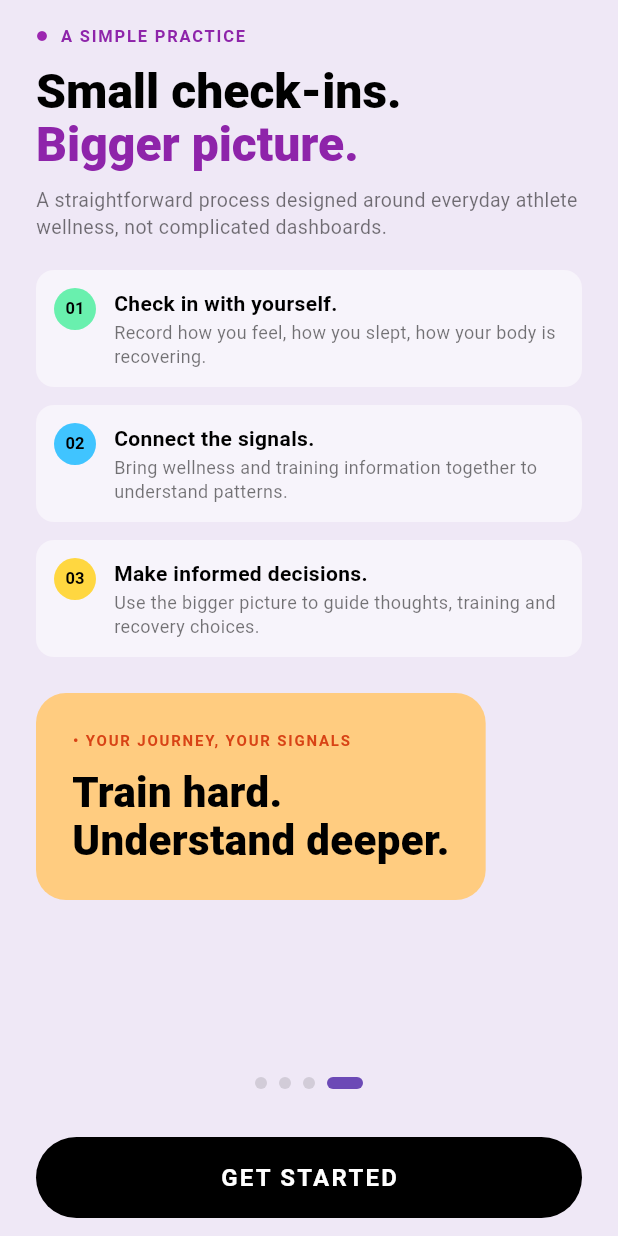
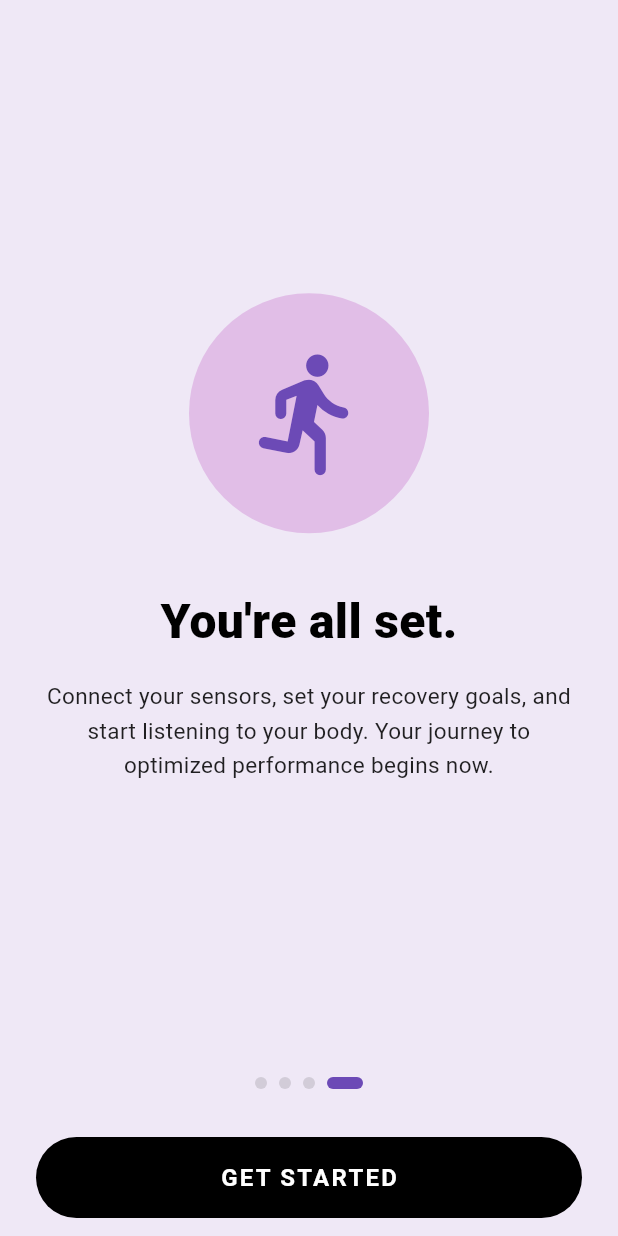
Before and after one commit to ahmadrahees156-creator/fitnect, a Flutter app: the screen it shows after launch, swiped to page 4, on a phone screen of 412 x 824 dp. Run offline on Flutter 3.47's test engine with Material 3 defaults, Android fonts, the phone set to English and light mode, and no system bars.

Commit message:
onboarding screen

```diff
--- a/lib/onboarding_screen.dart
+++ b/lib/onboarding_screen.dart
@@ -36,7 +36,8 @@ class _OnboardingScreenState extends State<OnboardingScreen> {
 
   @override
   Widget build(BuildContext context) {
-    const backgroundColor = Color(0xFFEFE8F6); // Soft pastel purple theme
+
+    const backgroundColor = Color(0xFFEFE8F6);
 
     return Scaffold(
       backgroundColor: backgroundColor,
@@ -125,7 +126,6 @@ class _OnboardingScreenState extends State<OnboardingScreen> {
   }
 }
 
-
 class _SlideOne extends StatelessWidget {
   const _SlideOne();
 
@@ -139,7 +139,7 @@ class _SlideOne extends StatelessWidget {
         children: [
           Row(
             children: const [
-              Icon(Icons.circle, size: 8, color: Color(0xFF9C27B0)),
+              Icon(Icons.circle, size: 8, color: Color.fromARGB(255, 189, 40, 134)),
               SizedBox(width: 8),
               Text(
                 'ATHLETE WELLNESS, REIMAGINED',
@@ -154,13 +154,56 @@ class _SlideOne extends StatelessWidget {
           ),
           const SizedBox(height: 24),
           const Text(
-            'Listen\nto your\nbody.',
+            'Listen\nto your',
             style: TextStyle(
               color: Colors.black,
               fontSize: 48,
               height: 1.1,
               fontWeight: FontWeight.w900,
             ),
+          ),
+          const SizedBox(height: 4),
+
+          Stack(
+            clipBehavior: Clip.none,
+            children: [
+
+              Positioned(
+                bottom: 4,
+                left: 0,
+                child: Container(
+                  height: 12,
+                  width: 140,
+                  decoration: BoxDecoration(
+                    color: const Color(0xFFFFCC80),
+                    borderRadius: BorderRadius.circular(5),
+                  ),
+                ),
+              ),
+
+              const Text(
+                'body',
+                style: TextStyle(
+                  color: Colors.black,
+                  fontSize: 48,
+                  height: 1.1,
+                  fontWeight: FontWeight.w900,
+                ),
+              ),
+
+              Positioned(
+                bottom: 8,
+                right: -16,
+                child: Container(
+                  height: 10,
+                  width: 10,
+                  decoration: const BoxDecoration(
+                    color: Color(0xFF6C4AB6),
+                    shape: BoxShape.circle,
+                  ),
+                ),
+              ),
+            ],
           ),
           const SizedBox(height: 24),
           const Text(
@@ -277,65 +320,14 @@ class _SlideThree extends StatelessWidget {
 
   @override
   Widget build(BuildContext context) {
-    return Padding(
-      padding: const EdgeInsets.symmetric(horizontal: 28.0),
-      child: Column(
-        mainAxisAlignment: MainAxisAlignment.center,
-        children: [
-          Container(
-            height: 160,
-            width: 160,
-            decoration: BoxDecoration(
-              color: Colors.purple.shade100,
-              shape: BoxShape.circle,
-            ),
-            child: const Icon(
-              Icons.directions_run_rounded,
-              size: 90,
-              color: Color(0xFF6C4AB6),
-            ),
-          ),
-          const SizedBox(height: 36),
-          const Text(
-            "You're all set, Athlete.",
-            textAlign: TextAlign.center,
-            style: TextStyle(
-              color: Colors.black,
-              fontSize: 32,
-              fontWeight: FontWeight.w900,
-            ),
-          ),
-          const SizedBox(height: 16),
-          const Text(
-            'Connect your sensors, set your recovery goals, and start listening to your body. Your journey to optimized performance begins now.',
-            textAlign: TextAlign.center,
-            style: TextStyle(
-              color: Colors.black87,
-              fontSize: 15,
-              height: 1.5,
-            ),
-          ),
-        ],
-      ),
-    );
-  }
-}
-
-
-class _SlideFour extends StatelessWidget {
-  const _SlideFour();
-
-  @override
-  Widget build(BuildContext context) {
     return SingleChildScrollView(
-      padding: const EdgeInsets.symmetric(horizontal: 24.0, vertical: 16.0),
+      padding: const EdgeInsets.symmetric(horizontal: 24.0, vertical: 24.0),
       child: Column(
         crossAxisAlignment: CrossAxisAlignment.start,
         children: [
-
           Row(
             children: const [
-              Icon(Icons.circle, size: 8, color: Color(0xFF9C27B0)),
+              Icon(Icons.circle, size: 8, color: Color(0xFF8E24AA)),
               SizedBox(width: 8),
               Text(
                 'A SIMPLE PRACTICE',
@@ -349,7 +341,6 @@ class _SlideFour extends StatelessWidget {
             ],
           ),
           const SizedBox(height: 12),
-
           RichText(
             text: const TextSpan(
               style: TextStyle(
@@ -372,8 +363,7 @@ class _SlideFour extends StatelessWidget {
             'A straightforward process designed around everyday athlete wellness, not complicated dashboards.',
             style: TextStyle(color: Colors.black54, fontSize: 13, height: 1.4),
           ),
-          const SizedBox(height: 20),
-
+          const SizedBox(height: 24),
 
           _buildStepRow(
             badgeText: '01',
@@ -381,53 +371,19 @@ class _SlideFour extends StatelessWidget {
             title: 'Check in with yourself.',
             subtitle: 'Record how you feel, how you slept, how your body is recovering.',
           ),
-          const SizedBox(height: 12),
+          const SizedBox(height: 14),
           _buildStepRow(
             badgeText: '02',
             badgeColor: Colors.lightBlueAccent,
             title: 'Connect the signals.',
             subtitle: 'Bring wellness and training information together to understand patterns.',
           ),
-          const SizedBox(height: 12),
+          const SizedBox(height: 14),
           _buildStepRow(
             badgeText: '03',
             badgeColor: Colors.amberAccent,
             title: 'Make informed decisions.',
             subtitle: 'Use the bigger picture to guide thoughts, training and recovery choices.',
-          ),
-          const SizedBox(height: 24),
-
-
-          Container(
-            padding: const EdgeInsets.all(24.0),
-            decoration: BoxDecoration(
-              color: const Color(0xFFFFCC80),
-              borderRadius: BorderRadius.circular(20),
-            ),
-            child: Column(
-              crossAxisAlignment: CrossAxisAlignment.start,
-              children: const [
-                Text(
-                  '• YOUR JOURNEY, YOUR SIGNALS',
-                  style: TextStyle(
-                    color: Color(0xFFD84315),
-                    fontSize: 10,
-                    fontWeight: FontWeight.bold,
-                    letterSpacing: 1.2,
-                  ),
-                ),
-                SizedBox(height: 12),
-                Text(
-                  'Train hard.\nUnderstand deeper.',
-                  style: TextStyle(
-                    color: Colors.black,
-                    fontSize: 28,
-                    fontWeight: FontWeight.w900,
-                    height: 1.15,
-                  ),
-                ),
-              ],
-            ),
           ),
         ],
       ),
@@ -441,9 +397,9 @@ class _SlideFour extends StatelessWidget {
     required String subtitle,
   }) {
     return Container(
-      padding: const EdgeInsets.all(12),
+      padding: const EdgeInsets.all(16),
       decoration: BoxDecoration(
-        color: Colors.white.withValues(alpha: 0.5),
+        color: Colors.white.withValues(alpha: 0.6),
         borderRadius: BorderRadius.circular(12),
       ),
       child: Row(
@@ -461,7 +417,7 @@ class _SlideFour extends StatelessWidget {
               ),
             ),
           ),
-          const SizedBox(width: 12),
+          const SizedBox(width: 14),
           Expanded(
             child: Column(
               crossAxisAlignment: CrossAxisAlignment.start,
@@ -493,6 +449,56 @@ class _SlideFour extends StatelessWidget {
 }
 
 
+class _SlideFour extends StatelessWidget {
+  const _SlideFour();
+
+  @override
+  Widget build(BuildContext context) {
+    return Padding(
+      padding: const EdgeInsets.symmetric(horizontal: 28.0),
+      child: Column(
+        mainAxisAlignment: MainAxisAlignment.center,
+        children: [
+          Container(
+            height: 160,
+            width: 160,
+            decoration: BoxDecoration(
+              color: Colors.purple.shade100,
+              shape: BoxShape.circle,
+            ),
+            child: const Icon(
+              Icons.directions_run_rounded,
+              size: 90,
+              color: Color(0xFF6C4AB6),
+            ),
+          ),
+          const SizedBox(height: 36),
+          const Text(
+            "You're all set.",
+            textAlign: TextAlign.center,
+            style: TextStyle(
+              color: Colors.black,
+              fontSize: 32,
+              fontWeight: FontWeight.w900,
+            ),
+          ),
+          const SizedBox(height: 16),
+          const Text(
+            'Connect your sensors, set your recovery goals, and start listening to your body. Your journey to optimized performance begins now.',
+            textAlign: TextAlign.center,
+            style: TextStyle(
+              color: Colors.black87,
+              fontSize: 15,
+              height: 1.5,
+            ),
+          ),
+        ],
+      ),
+    );
+  }
+}
+
+
 class PlaceholderHomeScreen extends StatelessWidget {
   const PlaceholderHomeScreen({super.key});
 
```
